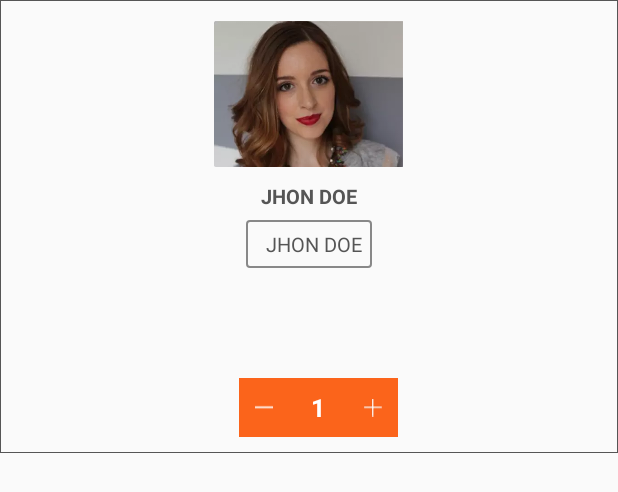
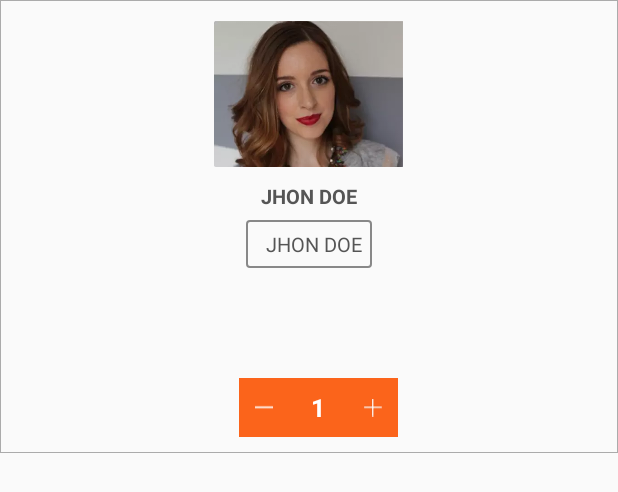
Before and after one commit to avik1990/Fulwari, an Android app: the layout row_products_dropdown.xml on its own in the app's theme, with its tools: preview values and no code run, on a phone screen of 412 x 824 dp. Shown: the top 492 px of the screen. Run offline under Robolectric (Android 15) with nearby library versions, the phone set to English and light mode, and no system bars; Roboto replaces fonts that are not available here.

Commit message:
code update

```diff
--- a/app/src/main/java/com/app/Fulwali/Shippingactivity.java
+++ b/app/src/main/java/com/app/Fulwali/Shippingactivity.java
@@ -195,6 +195,7 @@ public class Shippingactivity extends AppCompatActivity implements View.OnClickL
         String BASE_URL = getResources().getString(R.string.base_url);
         Retrofit retrofit = new Retrofit.Builder()
                 .baseUrl(BASE_URL)
+
                 .addConverterFactory(GsonConverterFactory.create())
                 .build();
 
--- a/app/src/main/java/com/app/Fulwali/retrofit/api/ApiServices.java
+++ b/app/src/main/java/com/app/Fulwali/retrofit/api/ApiServices.java
@@ -158,7 +158,8 @@ public interface ApiServices {
 
 
     @GET("service.php?action=checkout")
-    Call<CartDeleteAction> PostShipping(@Query("fname") String fname, @Query("lname") String lname, @Query("email") String email, @Query("phone") String phone
+    Call<CartDeleteAction>
+    PostShipping(@Query("fname") String fname, @Query("lname") String lname, @Query("email") String email, @Query("phone") String phone
             , @Query("address") String address
             , @Query("city") String city
             , @Query("state") String state
--- a/app/src/main/res/drawable/border.xml
+++ b/app/src/main/res/drawable/border.xml
@@ -2,6 +2,6 @@
     android:shape="rectangle" >
     <!-- This is the stroke you want to define -->
     <stroke android:width="1px"
-        android:color="@color/black"/>
+        android:color="@color/lightgrey"/>
 
 </shape>
--- a/app/src/main/res/values/colors.xml
+++ b/app/src/main/res/values/colors.xml
@@ -38,7 +38,7 @@
     <color name="dash_grey">#8a8a8a</color>
     <color name="dash_noti_grey">#757575</color>
     <color name="transparent_grey">#CCdddddd</color>
-    <color name="lightgrey">#4a4949</color>
+    <color name="lightgrey">#ababab</color>
     <color name="grey">#888888</color>
     <color name="light_green_table">#b9e0b3</color>
 
```
